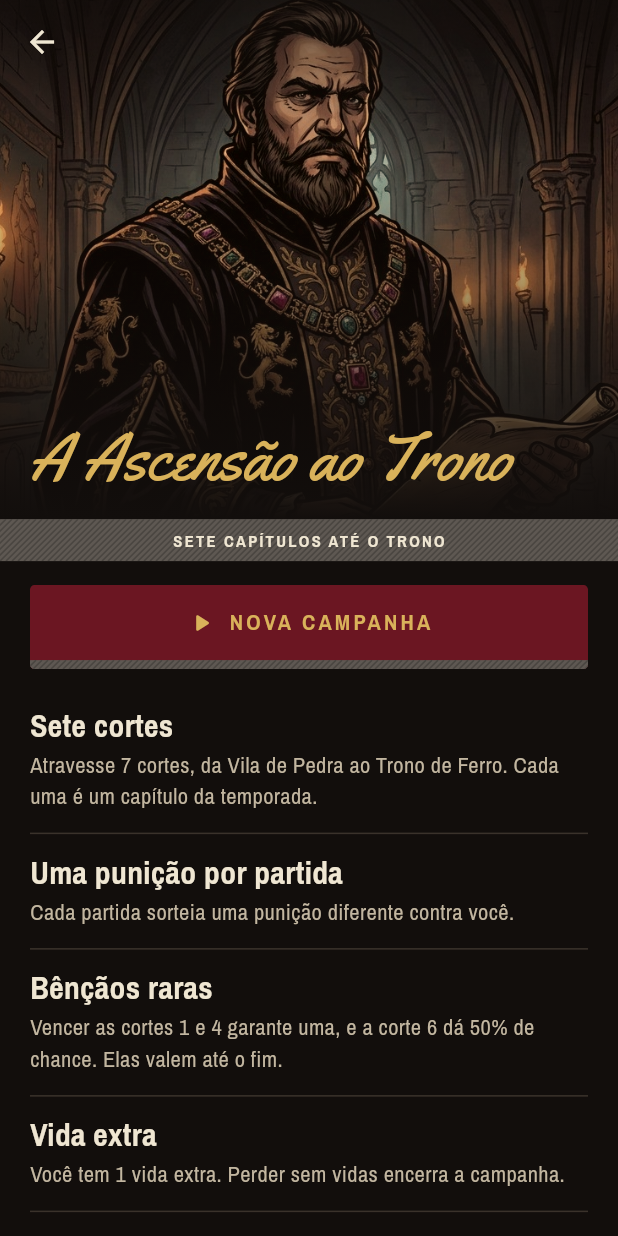
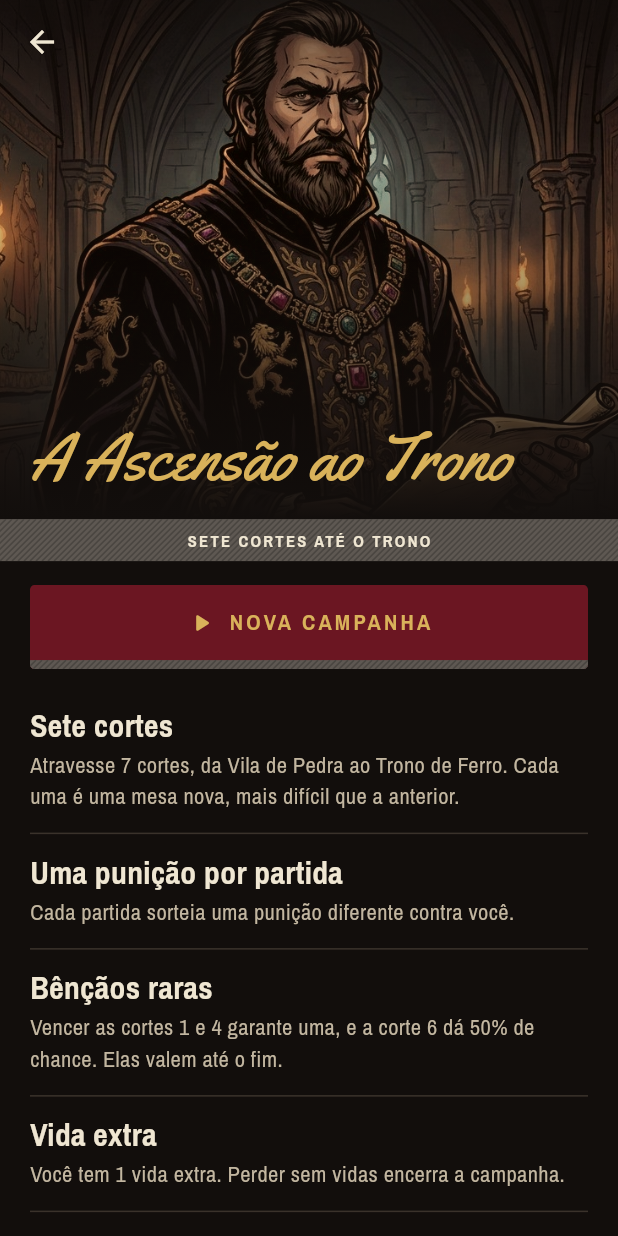
Before and after one commit to edsoncantuaria/coup-online, a Flutter app: the CampaignScreen screen opened directly with empty values, on a phone screen of 412 x 824 dp. Run offline on Flutter 3.47's test engine with Material 3 defaults, Android fonts, the phone set to English and light mode, and no system bars; our stand-ins replace shared_preferences, socket_io_client; missing offline and left inert: flutter_webrtc; accounts and stored records are empty.

Commit message:
Textos da campanha sem o vocabulário de novela
Co-Authored-By: Claude Opus 5.5 (1M context) <noreply@anthropic.com>
Claude-Session: https://claude.ai/code/session_01ADsAsBCbVYnr6N9dzNHEua

```diff
--- a/flutter_app/lib/ui/screens/campaign_screen.dart
+++ b/flutter_app/lib/ui/screens/campaign_screen.dart
@@ -393,7 +393,7 @@ class _Intro extends StatelessWidget {
     final (best, crowns) = record;
     return _Stage(
       role: Role.duke,
-      cue: 'SETE CAPÍTULOS ATÉ O TRONO',
+      cue: 'SETE CORTES ATÉ O TRONO',
       title: const _TitleCard('A Ascensão ao Trono'),
       children: [
         CueButton(
@@ -416,7 +416,7 @@ class _Intro extends StatelessWidget {
         const _Credit(
           'Sete cortes',
           'Atravesse 7 cortes, da Vila de Pedra ao Trono de Ferro. Cada '
-              'uma é um capítulo da temporada.',
+              'uma é uma mesa nova, mais difícil que a anterior.',
         ),
         const _Credit(
           'Uma punição por partida',
--- a/flutter_app/lib/ui/screens/home_screen.dart
+++ b/flutter_app/lib/ui/screens/home_screen.dart
@@ -192,7 +192,7 @@ class _HomeScreenState extends State<HomeScreen>
 
     final campaignTitle = run == null
         ? 'Começar a campanha'
-        : 'Continuar o capítulo ${run.court + 1}';
+        : 'Continuar na corte ${run.court + 1}';
     final campaignCredit = run == null
         ? best > 0
               ? 'Sete cortes até o trono · recorde: $best'
```
